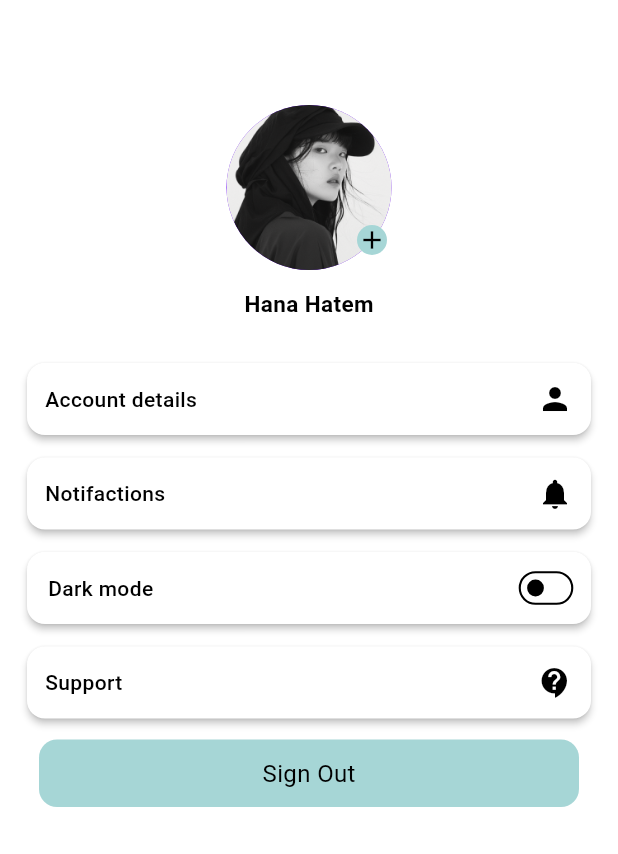
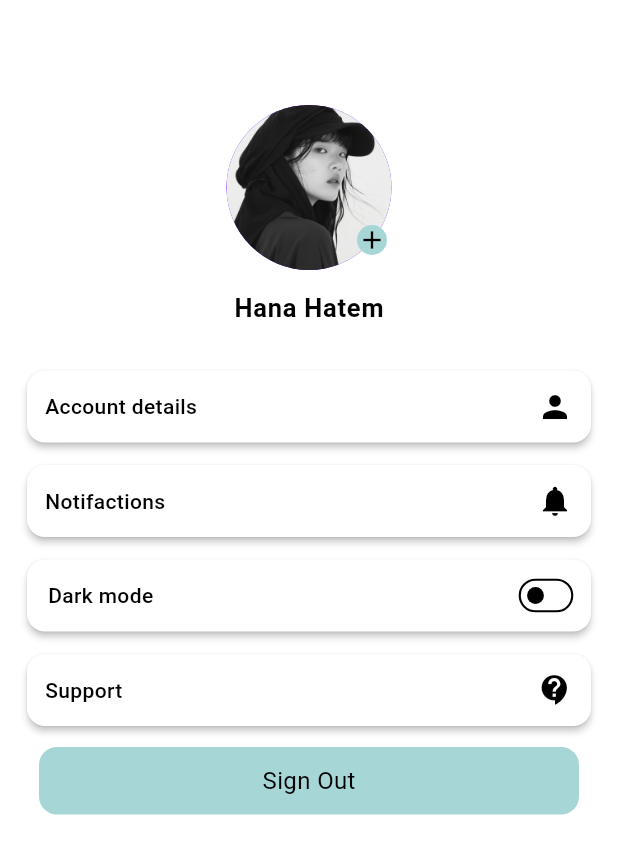
Before and after one commit to hanahatem1/todoApp, a Flutter app: the ProfileView screen opened directly, on a phone screen of 412 x 824 dp. Shown: the top 854 px of the screen. Run offline on Flutter 3.47's test engine with Material 3 defaults, Android fonts, the phone set to English and light mode, and no system bars; our stand-ins replace table_calendar.

Commit message:
change color of text

```diff
--- a/lib/auth/login/login.dart
+++ b/lib/auth/login/login.dart
@@ -1,7 +1,6 @@
 import 'package:flutter/material.dart';
 import 'package:to_do_app/auth/sign%20up/sign_up.dart';
 import 'package:to_do_app/auth/widgets/custom_button.dart';
-import 'package:to_do_app/auth/widgets/custom_check_box.dart';
 import 'package:to_do_app/auth/widgets/custom_text_filed.dart';
 import 'package:to_do_app/constant/colors.dart';
 
--- a/lib/auth/sign up/sign_up.dart
+++ b/lib/auth/sign up/sign_up.dart
@@ -1,7 +1,6 @@
 import 'package:flutter/material.dart';
 import 'package:to_do_app/auth/login/login.dart';
 import 'package:to_do_app/auth/widgets/custom_button.dart';
-import 'package:to_do_app/auth/widgets/custom_check_box.dart';
 import 'package:to_do_app/auth/widgets/custom_text_filed.dart';
 import 'package:to_do_app/constant/colors.dart';
 
--- a/lib/home/presentation/views/home_page.dart
+++ b/lib/home/presentation/views/home_page.dart
@@ -1,7 +1,6 @@
 import 'package:flutter/material.dart';
 import 'package:to_do_app/home/data/models/task_model.dart';
 import 'package:to_do_app/home/presentation/widgets/add_button.dart';
-import 'package:to_do_app/home/presentation/widgets/list_view_note.dart';
 import 'package:to_do_app/home/presentation/widgets/no_tasks_yet.dart';
 import 'package:to_do_app/home/presentation/widgets/tasks_widget.dart';
 
--- a/lib/home/presentation/widgets/home_screen_navigate.dart
+++ b/lib/home/presentation/widgets/home_screen_navigate.dart
@@ -1,5 +1,4 @@
 import 'package:flutter/material.dart';
-import 'package:to_do_app/constant/colors.dart';
 import 'package:to_do_app/home/presentation/views/home_page.dart';
 import 'package:to_do_app/home/presentation/widgets/bottom_navigation_bar.dart';
 import 'package:to_do_app/profile/profile_view.dart';
--- a/lib/home/presentation/widgets/tasks_widget.dart
+++ b/lib/home/presentation/widgets/tasks_widget.dart
@@ -1,5 +1,4 @@
 import 'package:flutter/material.dart';
-import 'package:to_do_app/constant/colors.dart';
 import 'package:to_do_app/home/data/models/task_model.dart';
 import 'package:to_do_app/home/presentation/widgets/list_view_note.dart';
 
--- a/lib/profile/profile_view.dart
+++ b/lib/profile/profile_view.dart
@@ -1,16 +1,15 @@
 import 'package:flutter/material.dart';
 import 'package:to_do_app/auth/widgets/custom_button.dart';
-import 'package:to_do_app/constant/colors.dart';
 import 'package:to_do_app/profile/widgets/custom_card.dart';
 import 'package:to_do_app/profile/widgets/custom_card_dark_mode.dart';
 import 'package:to_do_app/profile/widgets/profile_photo.dart';
 
 class ProfileView extends StatelessWidget {
-  const ProfileView({super.key});
-
+  const ProfileView({super.key, this.onThemeChanged});
+final void Function(bool)? onThemeChanged;
   @override
   Widget build(BuildContext context) {
-    return const Scaffold(
+    return  Scaffold(
       body: Padding(
         padding: EdgeInsets.symmetric(horizontal: 14,vertical: 40),
         child: Column(
@@ -21,7 +20,10 @@ class ProfileView extends StatelessWidget {
                 children: [
                  ProfilePhoto(),
                   SizedBox(height: 12,),
-                  Text('Hana Hatem',style: TextStyle(color: AppColors.blackColor,fontWeight: FontWeight.bold,fontSize: 15),)
+                  Text('Hana Hatem',style: Theme.of(context).textTheme.bodyLarge?.copyWith(
+                      fontWeight: FontWeight.bold,
+                      fontSize: 17,
+                    ))
                 ],
               ),
             ),
--- a/lib/profile/widgets/custom_card.dart
+++ b/lib/profile/widgets/custom_card.dart
@@ -1,5 +1,4 @@
 import 'package:flutter/material.dart';
-import 'package:to_do_app/constant/colors.dart';
 
 class CustomCard extends StatelessWidget {
   const CustomCard({super.key, required this.text, required this.icon});
--- a/lib/splash/splash.dart
+++ b/lib/splash/splash.dart
@@ -1,5 +1,4 @@
 import 'package:flutter/material.dart';
-import 'package:to_do_app/auth/login/login.dart';
 import 'package:to_do_app/auth/widgets/custom_button.dart';
 import 'package:to_do_app/constant/colors.dart';
 import 'package:to_do_app/home/presentation/widgets/home_screen_navigate.dart';
```
Also changed, not shown: lib/home/presentation/widgets/add_dialog.dart (+17 -10 lines).
